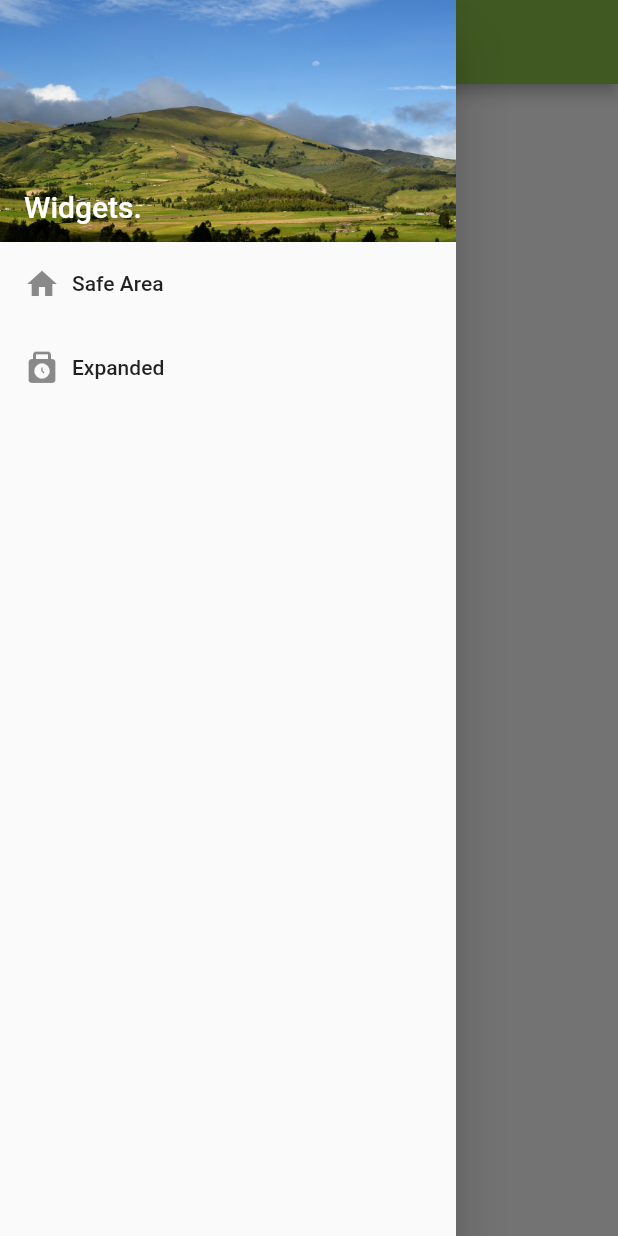
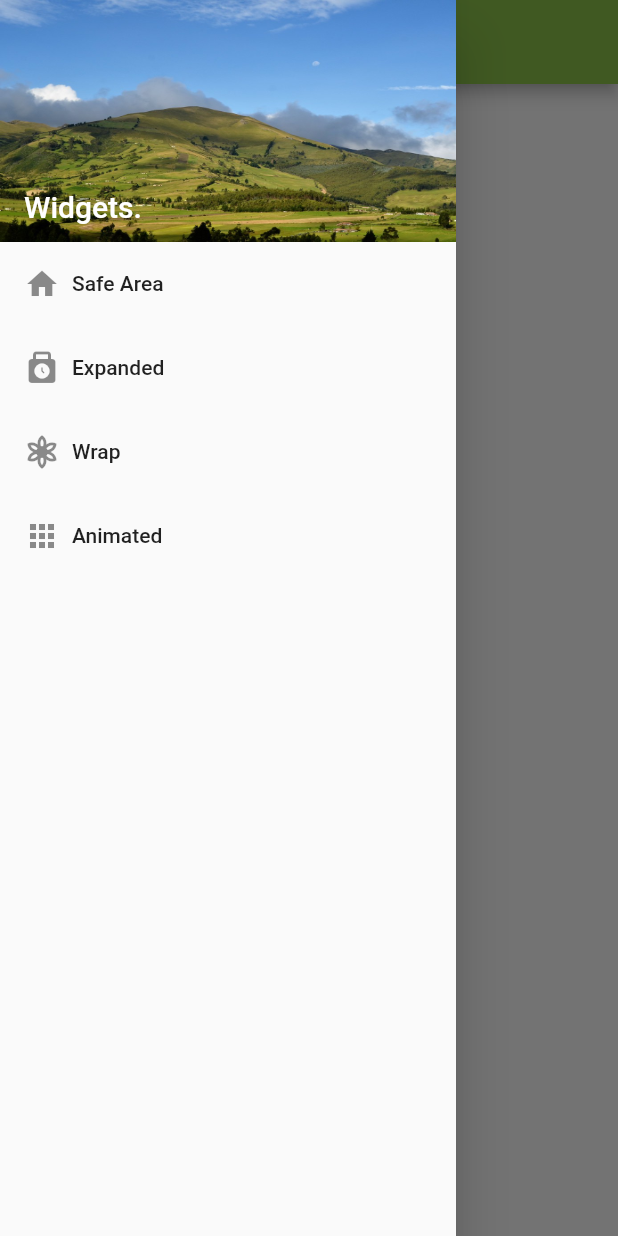
Before and after one commit to jhonsmall/widget_semana, a Flutter app: the screen it shows after launch, with the side drawer open, on a phone screen of 412 x 824 dp. Run offline on Flutter 3.47's test engine with Material 2 defaults, Android fonts, the light colour scheme and no system bars.

Commit message:
Animated Container

```diff
--- a/lib/components/drawer_menu.dart
+++ b/lib/components/drawer_menu.dart
@@ -16,6 +16,14 @@ class DrawerMenu extends StatelessWidget {
           icon: Icons.punch_clock_rounded,
           text: 'Expanded',
           onTap: () => Navigator.pushReplacementNamed(context, MyApp.expanded)),
+      _buildDrawerItem(
+          icon: Icons.filter_vintage_outlined,
+          text: 'Wrap',
+          onTap: () => Navigator.pushReplacementNamed(context, MyApp.wrap)),
+      _buildDrawerItem(
+          icon: Icons.apps_rounded,
+          text: 'Animated',
+          onTap: () => Navigator.pushReplacementNamed(context, MyApp.animated)),
     ]));
   }
 
--- a/lib/main.dart
+++ b/lib/main.dart
@@ -1,7 +1,9 @@
 import 'package:flutter/material.dart';
+import 'package:widget_semana/components/animate_container_widget.dart';
 
 import 'package:widget_semana/components/safe_area.dart';
 import 'package:widget_semana/components/expanded_widget.dart';
+import 'package:widget_semana/components/wrap_widget.dart';
 
 void main() {
   runApp(const MyApp());
@@ -12,6 +14,8 @@ class MyApp extends StatelessWidget {
   static const appTitle = 'Widget de la semana...';
   static const String safeArea = SafeAreaWidget.routeName;
   static const String expanded = ExpandedWidget.routeName;
+  static const String wrap = WrapWidget.routeName;
+  static const String animated = AnimatedContainerWidget.routeName;
   @override
   Widget build(BuildContext context) {
     return MaterialApp(
@@ -23,6 +27,8 @@ class MyApp extends StatelessWidget {
       routes: {
         safeArea: (context) => const SafeAreaWidget(),
         expanded: (context) => const ExpandedWidget(),
+        wrap: (context) => const WrapWidget(),
+        animated: (context) => const AnimatedContainerWidget(),
       },
       // home: const MyHomePage(title: appTitle),
       home: const SafeAreaWidget(),
```
Also changed, not shown: lib/components/animate_container_widget.dart (added, +75 -0 lines), lib/components/wrap_widget.dart (added, +59 -0 lines).
